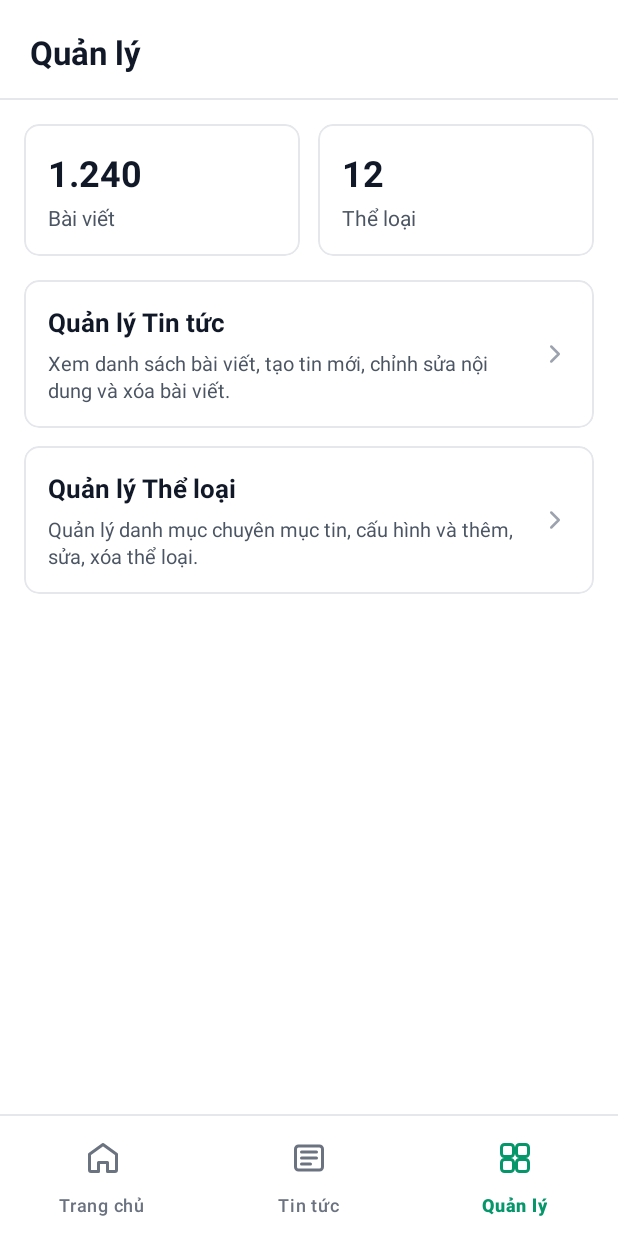
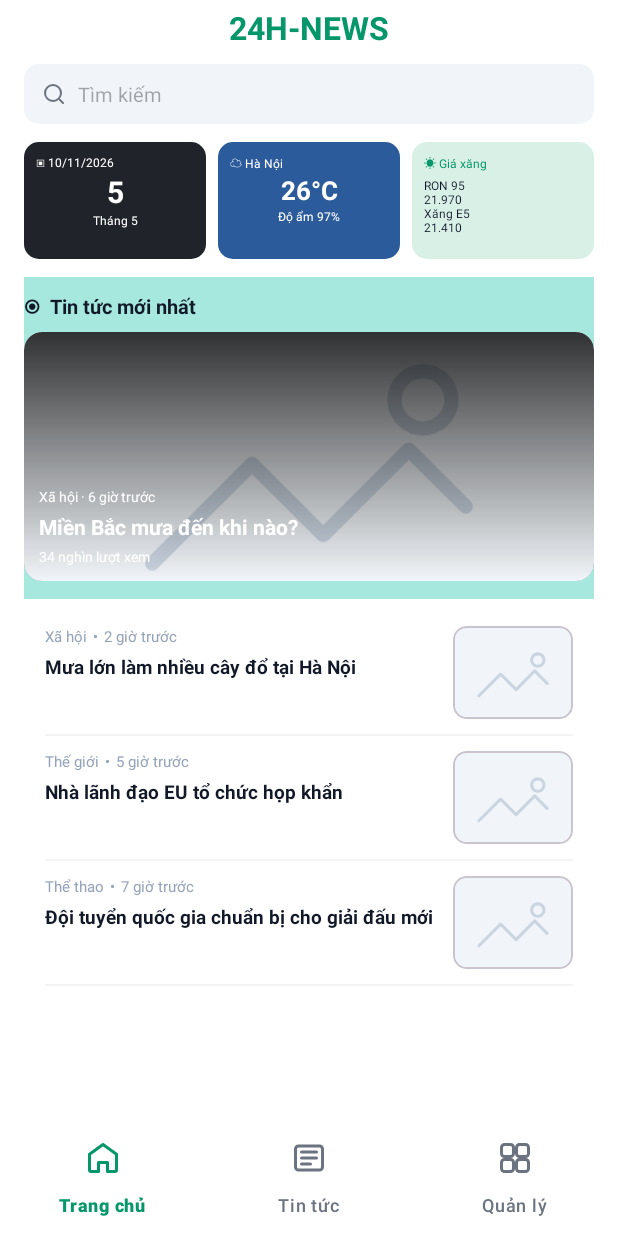
Before and after one commit to TINABJan254/news-management-app, an Android app: the screen it shows after launch (ManagementActivity before the commit, HomeActivity after it), on a phone screen of 412 x 824 dp. Run offline under Robolectric (Android 15) with nearby library versions, the phone set to English and light mode, and no system bars.

Commit message:
UI Home
- featured news

```diff
--- a/app/src/main/AndroidManifest.xml
+++ b/app/src/main/AndroidManifest.xml
@@ -20,6 +20,9 @@
                 <category android:name="android.intent.category.LAUNCHER" />
             </intent-filter>
         </activity>
+        <activity
+            android:name=".HomeActivity"
+            android:exported="false" />
         <activity
             android:name=".ManagementActivity"
             android:exported="false" />
--- /dev/null
+++ b/app/src/main/java/com/example/newsmanagement/HomeActivity.java
@@ -0,0 +1,102 @@
+package com.example.newsmanagement;
+
+import android.content.Intent;
+import android.os.Bundle;
+import android.view.View;
+import android.widget.TextView;
+
+import androidx.activity.EdgeToEdge;
+import androidx.appcompat.app.AppCompatActivity;
+import androidx.core.graphics.Insets;
+import androidx.core.view.ViewCompat;
+import androidx.core.view.WindowInsetsCompat;
+import androidx.recyclerview.widget.LinearLayoutManager;
+import androidx.recyclerview.widget.RecyclerView;
+
+import com.example.newsmanagement.adapter.NewsFeedAdapter;
+import com.example.newsmanagement.model.Category;
+import com.example.newsmanagement.model.News;
+import com.google.android.material.bottomnavigation.BottomNavigationView;
+
+import java.util.ArrayList;
+import java.util.List;
+
+public class HomeActivity extends AppCompatActivity {
+
+    @Override
+    protected void onCreate(Bundle savedInstanceState) {
+        super.onCreate(savedInstanceState);
+        EdgeToEdge.enable(this);
+        setContentView(R.layout.activity_home);
+
+        ViewCompat.setOnApplyWindowInsetsListener(findViewById(R.id.main), (v, insets) -> {
+            Insets systemBars = insets.getInsets(WindowInsetsCompat.Type.systemBars());
+            v.setPadding(systemBars.left, systemBars.top, systemBars.right, 0);
+            return insets;
+        });
+
+        setupLatestNews();
+        setupNavigation();
+    }
+
+    private void setupLatestNews() {
+        Category social = new Category("TL02", "Xã hội", "", 0);
+        Category world = new Category("TL05", "Thế giới", "", 0);
+        Category sports = new Category("TL01", "Thể thao", "", 0);
+
+        News featuredNews = new News("TT-1080",
+                "Miền Bắc mưa đến khi nào?",
+                "Dự báo thời tiết mới nhất khu vực miền Bắc.",
+                "", social, "Admin", "6 giờ trước");
+
+        List<News> newsList = new ArrayList<>();
+        newsList.add(new News("TT-1079",
+                "Mưa lớn làm nhiều cây đổ tại Hà Nội",
+                "Thông tin mới nhất từ hiện trường.",
+                "", social, "Admin", "2 giờ trước"));
+        newsList.add(new News("TT-1078",
+                "Nhà lãnh đạo EU tổ chức họp khẩn",
+                "Các nước châu Âu thảo luận những vấn đề quan trọng.",
+                "", world, "Admin", "5 giờ trước"));
+        newsList.add(new News("TT-1077",
+                "Đội tuyển quốc gia chuẩn bị cho giải đấu mới",
+                "Đội tuyển đang hoàn thiện chiến thuật.",
+                "", sports, "Admin", "7 giờ trước"));
+
+        TextView tvFeaturedCategory = findViewById(R.id.tvFeaturedCategory);
+        TextView tvFeaturedTitle = findViewById(R.id.tvFeaturedTitle);
+        TextView tvFeaturedTime = findViewById(R.id.tvFeaturedTime);
+        tvFeaturedCategory.setText(featuredNews.getCategoryName() + " · " + featuredNews.getPublishDate());
+        tvFeaturedTitle.setText(featuredNews.getTitle());
+        tvFeaturedTime.setText("34 nghìn lượt xem");
+        findViewById(R.id.featuredNews).setOnClickListener(v -> openNews(featuredNews));
+
+        RecyclerView rvLatestNews = findViewById(R.id.rvLatestNews);
+        rvLatestNews.setLayoutManager(new LinearLayoutManager(this));
+        rvLatestNews.setAdapter(new NewsFeedAdapter(this, newsList, this::openNews));
+    }
+
+    private void setupNavigation() {
+        BottomNavigationView bottomNavigation = findViewById(R.id.bottomNavigation);
+        bottomNavigation.setSelectedItemId(R.id.nav_home);
+        bottomNavigation.setOnItemSelectedListener(item -> {
+            if (item.getItemId() == R.id.nav_home) {
+                return true;
+            }
+            if (item.getItemId() == R.id.nav_news) {
+                startActivity(new Intent(this, NewsFeedActivity.class));
+                finish();
+                return true;
+            }
+            startActivity(new Intent(this, ManagementActivity.class));
+            finish();
+            return true;
+        });
+    }
+
+    private void openNews(News news) {
+        Intent intent = new Intent(this, NewsDetailActivity.class);
+        intent.putExtra(NewsDetailActivity.EXTRA_NEWS, news);
+        startActivity(intent);
+    }
+}
--- a/app/src/main/java/com/example/newsmanagement/MainActivity.java
+++ b/app/src/main/java/com/example/newsmanagement/MainActivity.java
@@ -10,8 +10,7 @@ public class MainActivity extends AppCompatActivity {
     @Override
     protected void onCreate(Bundle savedInstanceState) {
         super.onCreate(savedInstanceState);
-        // Tạm thời điều hướng trực tiếp sang màn hình Quản lý
-        startActivity(new Intent(this, ManagementActivity.class));
+        startActivity(new Intent(this, HomeActivity.class));
         finish();
     }
 }
--- a/app/src/main/java/com/example/newsmanagement/ManagementActivity.java
+++ b/app/src/main/java/com/example/newsmanagement/ManagementActivity.java
@@ -67,7 +67,8 @@ public class ManagementActivity extends AppCompatActivity {
         bottomNavigation.setOnItemSelectedListener(item -> {
             int itemId = item.getItemId();
             if (itemId == R.id.nav_home) {
-                Toast.makeText(this, "Chuyển sang Trang chủ", Toast.LENGTH_SHORT).show();
+                startActivity(new android.content.Intent(this, HomeActivity.class));
+                finish();
                 return true;
             } else if (itemId == R.id.nav_news) {
                 startActivity(new android.content.Intent(this, NewsFeedActivity.class));
--- a/app/src/main/java/com/example/newsmanagement/NewsDetailActivity.java
+++ b/app/src/main/java/com/example/newsmanagement/NewsDetailActivity.java
@@ -9,7 +9,6 @@ import android.view.ViewGroup;
 import android.widget.PopupWindow;
 import android.widget.SeekBar;
 import android.widget.TextView;
-import android.widget.Toast;
 
 import androidx.activity.EdgeToEdge;
 import androidx.appcompat.app.AppCompatActivity;
@@ -75,15 +74,6 @@ public class NewsDetailActivity extends AppCompatActivity {
             popupWindow.dismiss();
             showFontSizeDialog(tvContent);
         });
-        popupView.findViewById(R.id.optionSave).setOnClickListener(v -> {
-            popupWindow.dismiss();
-            Toast.makeText(this, "Đã lưu tin", Toast.LENGTH_SHORT).show();
-        });
-        popupView.findViewById(R.id.optionReadLater).setOnClickListener(v -> {
-            popupWindow.dismiss();
-            Toast.makeText(this, "Đã thêm vào danh sách xem sau", Toast.LENGTH_SHORT).show();
-        });
-
         popupWindow.showAsDropDown(anchor, -popupWindow.getWidth() + anchor.getWidth(),
                 -anchor.getHeight() - getResources().getDimensionPixelSize(R.dimen.article_options_offset));
     }
--- a/app/src/main/java/com/example/newsmanagement/NewsFeedActivity.java
+++ b/app/src/main/java/com/example/newsmanagement/NewsFeedActivity.java
@@ -139,6 +139,11 @@ public class NewsFeedActivity extends AppCompatActivity {
             if (item.getItemId() == R.id.nav_news) {
                 return true;
             }
+            if (item.getItemId() == R.id.nav_home) {
+                startActivity(new Intent(this, HomeActivity.class));
+                finish();
+                return true;
+            }
             if (item.getItemId() == R.id.nav_management) {
                 startActivity(new Intent(this, ManagementActivity.class));
                 finish();
--- /dev/null
+++ b/app/src/main/res/drawable/bg_featured_news.xml
@@ -0,0 +1,18 @@
+<?xml version="1.0" encoding="utf-8"?>
+<layer-list xmlns:android="http://schemas.android.com/apk/res/android">
+    <item>
+        <shape android:shape="rectangle">
+            <solid android:color="#40514E" />
+            <corners android:radius="12dp" />
+        </shape>
+    </item>
+    <item android:top="90dp">
+        <shape android:shape="rectangle">
+            <gradient
+                android:angle="90"
+                android:endColor="#CC000000"
+                android:startColor="#00000000" />
+            <corners android:radius="12dp" />
+        </shape>
+    </item>
+</layer-list>
--- /dev/null
+++ b/app/src/main/res/drawable/bg_featured_news_overlay.xml
@@ -0,0 +1,9 @@
+<?xml version="1.0" encoding="utf-8"?>
+<shape xmlns:android="http://schemas.android.com/apk/res/android"
+    android:shape="rectangle">
+    <gradient
+        android:angle="90"
+        android:endColor="#CC000000"
+        android:startColor="#00000000" />
+    <corners android:radius="12dp" />
+</shape>
--- /dev/null
+++ b/app/src/main/res/drawable/bg_home_card_blue.xml
@@ -0,0 +1,5 @@
+<?xml version="1.0" encoding="utf-8"?>
+<shape xmlns:android="http://schemas.android.com/apk/res/android">
+    <solid android:color="#2B5B9B" />
+    <corners android:radius="10dp" />
+</shape>
--- /dev/null
+++ b/app/src/main/res/drawable/bg_home_card_dark.xml
@@ -0,0 +1,5 @@
+<?xml version="1.0" encoding="utf-8"?>
+<shape xmlns:android="http://schemas.android.com/apk/res/android">
+    <solid android:color="#20242A" />
+    <corners android:radius="10dp" />
+</shape>
--- /dev/null
+++ b/app/src/main/res/drawable/bg_home_card_green.xml
@@ -0,0 +1,5 @@
+<?xml version="1.0" encoding="utf-8"?>
+<shape xmlns:android="http://schemas.android.com/apk/res/android">
+    <solid android:color="#D9F0E7" />
+    <corners android:radius="10dp" />
+</shape>
--- /dev/null
+++ b/app/src/main/res/layout/activity_home.xml
@@ -0,0 +1,271 @@
+<?xml version="1.0" encoding="utf-8"?>
+<androidx.constraintlayout.widget.ConstraintLayout xmlns:android="http://schemas.android.com/apk/res/android"
+    xmlns:app="http://schemas.android.com/apk/res-auto"
+    android:id="@+id/main"
+    android:layout_width="match_parent"
+    android:layout_height="match_parent"
+    android:background="@color/white">
+
+    <ScrollView
+        android:id="@+id/homeScroll"
+        android:layout_width="0dp"
+        android:layout_height="0dp"
+        android:fillViewport="true"
+        android:clipToPadding="false"
+        android:paddingStart="16dp"
+        android:paddingTop="4dp"
+        android:paddingEnd="16dp"
+        android:paddingBottom="12dp"
+        app:layout_constraintBottom_toTopOf="@id/bottomNavigation"
+        app:layout_constraintEnd_toEndOf="parent"
+        app:layout_constraintStart_toStartOf="parent"
+        app:layout_constraintTop_toTopOf="parent">
+
+        <LinearLayout
+            android:layout_width="match_parent"
+            android:layout_height="wrap_content"
+            android:orientation="vertical">
+
+            <TextView
+                android:layout_width="match_parent"
+                android:layout_height="wrap_content"
+                android:gravity="center"
+                android:text="24H-NEWS"
+                android:textColor="@color/nav_active_green"
+                android:textSize="21sp"
+                android:textStyle="bold" />
+
+            <LinearLayout
+                android:layout_width="match_parent"
+                android:layout_height="40dp"
+                android:layout_marginTop="10dp"
+                android:background="@drawable/bg_search_input"
+                android:gravity="center_vertical"
+                android:paddingStart="12dp"
+                android:paddingEnd="12dp">
+
+                <ImageView
+                    android:layout_width="16dp"
+                    android:layout_height="16dp"
+                    android:contentDescription="Tìm kiếm"
+                    android:src="@drawable/ic_search"
+                    app:tint="@color/text_muted" />
+
+                <EditText
+                    android:id="@+id/etHomeSearch"
+                    android:layout_width="match_parent"
+                    android:layout_height="match_parent"
+                    android:layout_marginStart="8dp"
+                    android:background="@null"
+                    android:hint="Tìm kiếm"
+                    android:inputType="text"
+                    android:maxLines="1"
+                    android:textSize="13sp" />
+            </LinearLayout>
+
+            <LinearLayout
+                android:layout_width="match_parent"
+                android:layout_height="78dp"
+                android:layout_marginTop="12dp"
+                android:baselineAligned="false"
+                android:orientation="horizontal">
+
+                <LinearLayout
+                    android:layout_width="0dp"
+                    android:layout_height="match_parent"
+                    android:layout_marginEnd="4dp"
+                    android:layout_weight="1"
+                    android:background="@drawable/bg_home_card_dark"
+                    android:orientation="vertical"
+                    android:padding="8dp">
+
+                    <TextView
+                        android:layout_width="wrap_content"
+                        android:layout_height="wrap_content"
+                        android:text="▣ 10/11/2026"
+                        android:textColor="@color/white"
+                        android:textSize="8sp" />
+
+                    <TextView
+                        android:layout_width="match_parent"
+                        android:layout_height="wrap_content"
+                        android:gravity="center"
+                        android:text="5"
+                        android:textColor="@color/white"
+                        android:textSize="20sp"
+                        android:textStyle="bold" />
+
+                    <TextView
+                        android:layout_width="match_parent"
+                        android:layout_height="wrap_content"
+                        android:gravity="center"
+                        android:text="Tháng 5"
+                        android:textColor="@color/white"
+                        android:textSize="8sp" />
+                </LinearLayout>
+
+                <LinearLayout
+                    android:layout_width="0dp"
+                    android:layout_height="match_parent"
+                    android:layout_marginStart="4dp"
+                    android:layout_marginEnd="4dp"
+                    android:layout_weight="1"
+                    android:background="@drawable/bg_home_card_blue"
+                    android:orientation="vertical"
+                    android:padding="8dp">
+
+                    <TextView
+                        android:layout_width="wrap_content"
+                        android:layout_height="wrap_content"
+                        android:text="☁ Hà Nội"
+                        android:textColor="@color/white"
+                        android:textSize="8sp" />
+
+                    <TextView
+                        android:layout_width="match_parent"
+                        android:layout_height="wrap_content"
+                        android:gravity="center"
+                        android:text="26°C"
+                        android:textColor="@color/white"
+                        android:textSize="17sp"
+                        android:textStyle="bold" />
+
+                    <TextView
+                        android:layout_width="match_parent"
+                        android:layout_height="wrap_content"
+                        android:gravity="center"
+                        android:text="Độ ẩm 97%"
+                        android:textColor="@color/white"
+                        android:textSize="8sp" />
+                </LinearLayout>
+
+                <LinearLayout
+                    android:layout_width="0dp"
+                    android:layout_height="match_parent"
+                    android:layout_marginStart="4dp"
+                    android:layout_weight="1"
+                    android:background="@drawable/bg_home_card_green"
+                    android:orientation="vertical"
+                    android:padding="8dp">
+
+                    <TextView
+                        android:layout_width="wrap_content"
+                        android:layout_height="wrap_content"
+                        android:text="☀ Giá xăng"
+                        android:textColor="@color/nav_active_green"
+                        android:textSize="8sp" />
+
+                    <TextView
+                        android:layout_width="match_parent"
+                        android:layout_height="wrap_content"
+                        android:layout_marginTop="3dp"
+                        android:text="RON 95\n21.970\nXăng E5\n21.410"
+                        android:textColor="@color/text_primary"
+                        android:textSize="8sp" />
+                </LinearLayout>
+            </LinearLayout>
+
+            <LinearLayout
+                android:layout_width="match_parent"
+                android:layout_height="wrap_content"
+                android:layout_marginStart="-16dp"
+                android:layout_marginTop="12dp"
+                android:layout_marginEnd="-16dp"
+                android:background="#A7E8DE"
+                android:orientation="vertical"
+                android:paddingStart="16dp"
+                android:paddingTop="10dp"
+                android:paddingEnd="16dp"
+                android:paddingBottom="12dp">
+
+                <TextView
+                    android:layout_width="wrap_content"
+                    android:layout_height="wrap_content"
+                    android:text="⦿  Tin tức mới nhất"
+                    android:textColor="@color/text_primary"
+                    android:textSize="13sp"
+                    android:textStyle="bold" />
+
+                <FrameLayout
+                    android:id="@+id/featuredNews"
+                    android:layout_width="match_parent"
+                    android:layout_height="166dp"
+                    android:layout_marginTop="8dp"
+                    android:background="@drawable/bg_featured_news"
+                    android:clickable="true"
+                    android:focusable="true"
+                    android:clipToOutline="true">
+
+                    <ImageView
+                        android:layout_width="match_parent"
+                        android:layout_height="match_parent"
+                        android:contentDescription="Ảnh tin nổi bật"
+                        android:scaleType="centerCrop"
+                        android:src="@drawable/ic_image_placeholder" />
+
+                    <View
+                        android:layout_width="match_parent"
+                        android:layout_height="match_parent"
+                        android:background="@drawable/bg_featured_news_overlay" />
+
+                    <LinearLayout
+                        android:layout_width="match_parent"
+                        android:layout_height="wrap_content"
+                        android:layout_gravity="bottom"
+                        android:orientation="vertical"
+                        android:padding="10dp">
+
+                        <TextView
+                            android:id="@+id/tvFeaturedCategory"
+                            android:layout_width="wrap_content"
+                            android:layout_height="wrap_content"
+                            android:textColor="@color/white"
+                            android:textSize="9sp" />
+
+                        <TextView
+                            android:id="@+id/tvFeaturedTitle"
+                            android:layout_width="match_parent"
+                            android:layout_height="wrap_content"
+                            android:layout_marginTop="4dp"
+                            android:ellipsize="end"
+                            android:maxLines="2"
+                            android:textColor="@color/white"
+                            android:textSize="14sp"
+                            android:textStyle="bold" />
+
+                        <TextView
+                            android:id="@+id/tvFeaturedTime"
+                            android:layout_width="wrap_content"
+                            android:layout_height="wrap_content"
+                            android:layout_marginTop="4dp"
+                            android:textColor="@color/white"
+                            android:textSize="9sp" />
+                    </LinearLayout>
+                </FrameLayout>
+            </LinearLayout>
+
+            <androidx.recyclerview.widget.RecyclerView
+                android:id="@+id/rvLatestNews"
+                android:layout_width="match_parent"
+                android:layout_height="wrap_content"
+                android:nestedScrollingEnabled="false"
+                android:paddingTop="8dp" />
+        </LinearLayout>
+    </ScrollView>
+
+    <com.google.android.material.bottomnavigation.BottomNavigationView
+        android:id="@+id/bottomNavigation"
+        android:layout_width="0dp"
+        android:layout_height="wrap_content"
+        android:background="@color/white"
+        app:elevation="0dp"
+        app:itemActiveIndicatorStyle="@style/Widget.Custom.NoIndicator"
+        app:itemIconSize="24dp"
+        app:itemIconTint="@color/bottom_nav_color_selector"
+        app:itemTextColor="@color/bottom_nav_color_selector"
+        app:labelVisibilityMode="labeled"
+        app:layout_constraintBottom_toBottomOf="parent"
+        app:layout_constraintEnd_toEndOf="parent"
+        app:layout_constraintStart_toStartOf="parent"
+        app:menu="@menu/bottom_nav_menu" />
+</androidx.constraintlayout.widget.ConstraintLayout>
```
